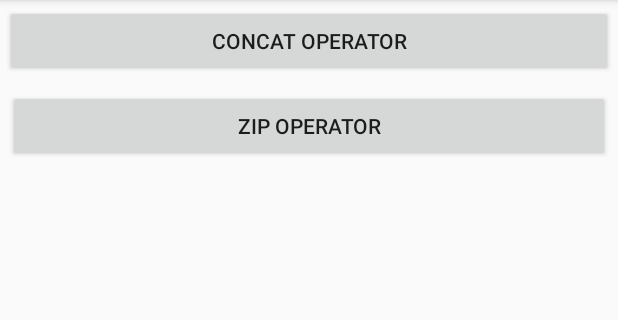
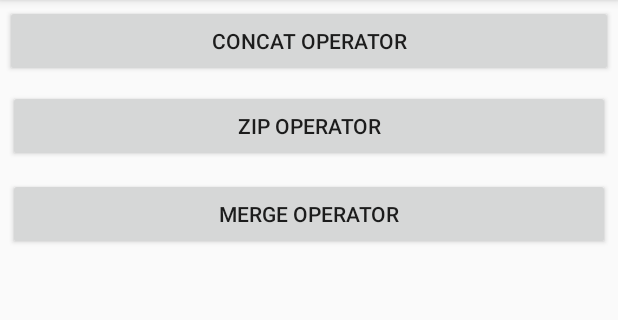
Before and after one commit to NandagopalR/RxJavaOperatorsExample, an Android app: the screen it shows after launch (MainActivity), on a phone screen of 412 x 824 dp, the part 84-404 px from its top. Run offline under Robolectric (Android 15) with nearby library versions, the phone set to English and light mode, and no system bars; our stand-ins replace ButterKnife.

Commit message:
Merge operator added

```diff
--- a/app/src/main/AndroidManifest.xml
+++ b/app/src/main/AndroidManifest.xml
@@ -18,6 +18,7 @@
 
     <activity android:name=".ui.operators.ConcatExampleActivity"/>
     <activity android:name=".ui.operators.ZipExampleActivity"/>
+    <activity android:name=".ui.operators.MergeActivity"/>
 
   </application>
 
--- a/app/src/main/java/com/nanda/rxjavaoperators/ui/home/MainActivity.java
+++ b/app/src/main/java/com/nanda/rxjavaoperators/ui/home/MainActivity.java
@@ -7,6 +7,7 @@ import butterknife.ButterKnife;
 import butterknife.OnClick;
 import com.nanda.rxjavaoperators.R;
 import com.nanda.rxjavaoperators.ui.operators.ConcatExampleActivity;
+import com.nanda.rxjavaoperators.ui.operators.MergeActivity;
 import com.nanda.rxjavaoperators.ui.operators.ZipExampleActivity;
 
 public class MainActivity extends AppCompatActivity {
@@ -24,4 +25,8 @@ public class MainActivity extends AppCompatActivity {
   @OnClick(R.id.btn_operator_zip) public void onZipClick() {
     startActivity(new Intent(MainActivity.this, ZipExampleActivity.class));
   }
+
+  @OnClick(R.id.btn_operator_merge) public void onMergeClick() {
+    startActivity(new Intent(MainActivity.this, MergeActivity.class));
+  }
 }
--- a/app/src/main/res/layout/activity_main.xml
+++ b/app/src/main/res/layout/activity_main.xml
@@ -1,6 +1,10 @@
 <?xml version="1.0" encoding="utf-8"?>
+<ScrollView xmlns:android="http://schemas.android.com/apk/res/android"
+    android:layout_width="match_parent"
+    android:layout_height="match_parent"
+    >
+
   <LinearLayout
-    xmlns:android="http://schemas.android.com/apk/res/android"
       android:id="@+id/activity_main"
       android:layout_width="match_parent"
       android:layout_height="match_parent"
@@ -22,4 +26,13 @@
         android:layout_margin="5dp"
         android:text="Zip Operator"
         />
+
+    <Button
+        android:id="@+id/btn_operator_merge"
+        android:layout_width="match_parent"
+        android:layout_height="wrap_content"
+        android:layout_margin="5dp"
+        android:text="Merge Operator"
+        />
   </LinearLayout>
+</ScrollView>
```
Also changed, not shown: app/src/main/java/com/nanda/rxjavaoperators/ui/operators/MergeActivity.java (added, +52 -0 lines), app/src/main/res/layout/activity_merge.xml (added, +27 -0 lines). Lines whose indentation alone changed are shown as unchanged.
